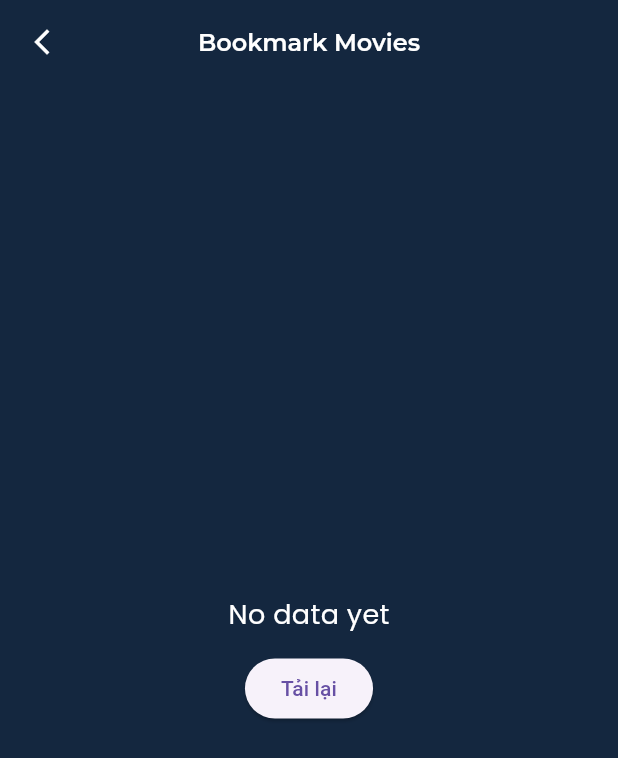
After one commit to HungTran-2003/movie_app_flutter, a Flutter app: the BookmarkMoviesPage screen opened by its route, after a tap on "Tải lại", on a phone screen of 412 x 824 dp. The commit adds this screen. Shown: the top 758 px of the screen. Run offline on Flutter 3.47's test engine with Material 3 defaults, Android fonts, the phone set to English and light mode, and no system bars; our stand-ins replace cached_network_image, flutter_svg, shared_preferences; missing offline and left inert: dart:ffi; accounts and stored records are empty; network calls fail.

Commit message:
refactor: refactor bookmark screen with provider

```diff
--- a/lib/common/app_colors.dart
+++ b/lib/common/app_colors.dart
@@ -14,8 +14,4 @@ class AppColors {
 
   //Background
   static final bgCard = Color.fromRGBO(37, 40, 45, 32);
-
-
-
-
 }
--- a/lib/common/app_svgs.dart
+++ b/lib/common/app_svgs.dart
@@ -1,4 +1,4 @@
-class AppSVGs{
+class AppSVGs {
   static const icCalendar = "assets/vectors/calendar_blank.svg";
   static const icClock = "assets/vectors/clock.svg";
   static const icStar = "assets/vectors/star.svg";
--- a/lib/main.dart
+++ b/lib/main.dart
@@ -1,9 +1,11 @@
 import 'package:flutter/material.dart';
 import 'package:movie_app/common/app_colors.dart';
 import 'package:movie_app/models/entities/movie/movie_entity.dart';
-import 'package:movie_app/ui/pages/favorite/favorite_movies_page.dart';
+import 'package:movie_app/provider/movies_bookmark.dart';
+import 'package:movie_app/ui/pages/bookmark/bookmark_movies_page.dart';
 import 'package:movie_app/ui/pages/home/home_page.dart';
 import 'package:movie_app/ui/pages/detail/movie_detail_page.dart';
+import 'package:provider/provider.dart';
 
 import 'database/app_share_preferences.dart';
 
@@ -18,7 +20,9 @@ class MyApp extends StatelessWidget {
 
   @override
   Widget build(BuildContext context) {
-    return MaterialApp(
+    return MultiProvider(
+      providers: [ChangeNotifierProvider(create: (_) => BookMarkProvider())],
+      child: MaterialApp(
         title: "hello",
         initialRoute: "/",
         onGenerateRoute: (RouteSettings settings) {
@@ -30,12 +34,13 @@ class MyApp extends StatelessWidget {
               return MaterialPageRoute(
                 builder: (_) => MovieDetailPage(movieId: movie.id ?? -1),
               );
-          case "/favorite":
-            return MaterialPageRoute(builder: (_) => FavoriteMoviesPage());
+            case "/bookmark":
+              return MaterialPageRoute(builder: (_) => BookmarkMoviesPage());
           }
           return null;
         },
         theme: ThemeData(scaffoldBackgroundColor: AppColors.primary),
+      ),
     );
   }
 }
--- /dev/null
+++ b/lib/provider/movies_bookmark.dart
@@ -0,0 +1,57 @@
+import 'package:flutter/cupertino.dart';
+import 'package:movie_app/database/app_share_preferences.dart';
+import 'package:movie_app/models/entities/movie/movie_entity.dart';
+import 'package:movie_app/service/movie_service.dart';
+
+class BookMarkProvider extends ChangeNotifier {
+  static final _prefs = AppSharePreferences.instance;
+  final List<int> _ids = [];
+
+  List<MovieEntity> _bookmarks = [];
+
+  List<MovieEntity> get bookmarks => _bookmarks;
+
+  bool isLoading = true;
+
+  BookMarkProvider() {
+    _ids.addAll(_prefs.getIds());
+  }
+
+  Future<void> loadBookmarks() async {
+    if (_ids.isEmpty) {
+      isLoading = false;
+      notifyListeners();
+    }
+    final movies = (await Future.wait(
+      _ids.map((id) async {
+        try {
+          return await MovieService.instance.fetchDetailMovie(id);
+        } catch (e) {
+          print('Error fetching id $id: $e');
+          return null;
+        }
+      }),
+    )).whereType<MovieEntity>().toList();
+    _bookmarks = movies;
+    isLoading = false;
+    notifyListeners();
+  }
+
+  void removeBookmark(int movieId) {
+    _bookmarks.removeWhere((item) => item.id == movieId);
+    _ids.remove(movieId);
+    _prefs.saveIds(_ids);
+    notifyListeners();
+  }
+
+  bool isBookmarked(int movieId) {
+    return _bookmarks.any((item) => item.id == movieId);
+  }
+
+  void addBookmark(MovieEntity movie) {
+    _bookmarks.add(movie);
+    _ids.add(movie.id!);
+    _prefs.saveIds(_ids);
+    notifyListeners();
+  }
+}
--- a/lib/service/movie_service.dart
+++ b/lib/service/movie_service.dart
@@ -17,7 +17,6 @@ class MovieService {
   static final MovieService _instance = MovieService._internal();
   MovieService._internal();
   static MovieService get instance => _instance;
-
 
   Future<MoviesResponse> fetchPopularMovies() async {
     final url = Uri.parse(
@@ -64,8 +63,6 @@ class MovieService {
         }
       }),
     )).whereType<MovieEntity>().toList();
-
-
     return movies;
   }
 }
--- /dev/null
+++ b/lib/ui/pages/bookmark/bookmark_movies_page.dart
@@ -0,0 +1,84 @@
+import 'package:flutter/material.dart';
+import 'package:movie_app/common/app_text_styles.dart';
+import 'package:movie_app/models/entities/movie/movie_entity.dart';
+import 'package:movie_app/provider/movies_bookmark.dart';
+import 'package:movie_app/ui/pages/home/widgets/movie_widget.dart';
+import 'package:movie_app/ui/widgets/app_bar/app_bar_widget.dart';
+import 'package:movie_app/ui/widgets/loading/app_loading_indicator.dart';
+import 'package:provider/provider.dart';
+
+class BookmarkMoviesPage extends StatefulWidget {
+  const BookmarkMoviesPage({super.key});
+
+  @override
+  State<BookmarkMoviesPage> createState() => _BookmarkMoviesPageState();
+}
+
+class _BookmarkMoviesPageState extends State<BookmarkMoviesPage> {
+  final ScrollController _scrollController = ScrollController();
+
+  @override
+  void initState() {
+    super.initState();
+    _scrollController.addListener(_onScroll);
+    final provider = context.read<BookMarkProvider>();
+    provider.loadBookmarks();
+  }
+
+  @override
+  Widget build(BuildContext context) {
+    final provider = context.watch<BookMarkProvider>();
+
+    return Scaffold(
+      appBar: AppBarWidget(
+        title: "Bookmark Movies",
+        onPressed: () {
+          Navigator.pop(context);
+        },
+      ),
+      body: _buildBodyPages(provider.bookmarks, provider.isLoading),
+    );
+  }
+
+  Widget _buildBodyPages(List<MovieEntity> movies, bool isLoading) {
+    if (movies.isEmpty && isLoading) {
+      return AppCircularProgressIndicator();
+    }
+    if (movies.isEmpty && isLoading == false) {
+      return Center(
+        child: Column(
+          spacing: 12,
+          mainAxisAlignment: MainAxisAlignment.center,
+          children: [
+            Text("No data yet", style: AppTextStyle.whitePoppinsS18Regular),
+
+            ElevatedButton(onPressed: () {}, child: Text("Tải lại")),
+          ],
+        ),
+      );
+    }
+    return ListView(
+      controller: _scrollController,
+      children: [
+        ...movies.map((movie) {
+          return Padding(
+            padding: const EdgeInsets.only(
+              left: 24.0,
+              right: 24.0,
+              bottom: 24.0,
+            ),
+            child: MovieWidget(
+              movie: movie,
+              onPressed: () {
+                Navigator.pushNamed(context, '/detail', arguments: movie);
+              },
+            ),
+          );
+        }),
+        // if (isLoading && movies.isNotEmpty) AppCircularProgressIndicator(),
+      ],
+    );
+  }
+
+  void _onScroll() {}
+}
--- a/pubspec.yaml
+++ b/pubspec.yaml
@@ -38,6 +38,7 @@ dependencies:
   flutter_svg: ^2.0.7
   cached_network_image: ^3.3.1
   shared_preferences: ^2.2.0
+  provider: ^5.0.0
 
 dev_dependencies:
   flutter_test:
```
Also changed, not shown: lib/database/app_share_preferences.dart (+4 -26 lines), lib/ui/pages/detail/movie_detail_page.dart (+21 -32 lines), lib/ui/pages/favorite/favorite_movies_page.dart (deleted, +0 -97 lines), lib/ui/pages/home/home_page.dart (+12 -7 lines), lib/common/app_dimens.dart (line endings or trailing spaces), pubspec.lock, 1 other file. Lines whose indentation alone changed are shown as unchanged.
